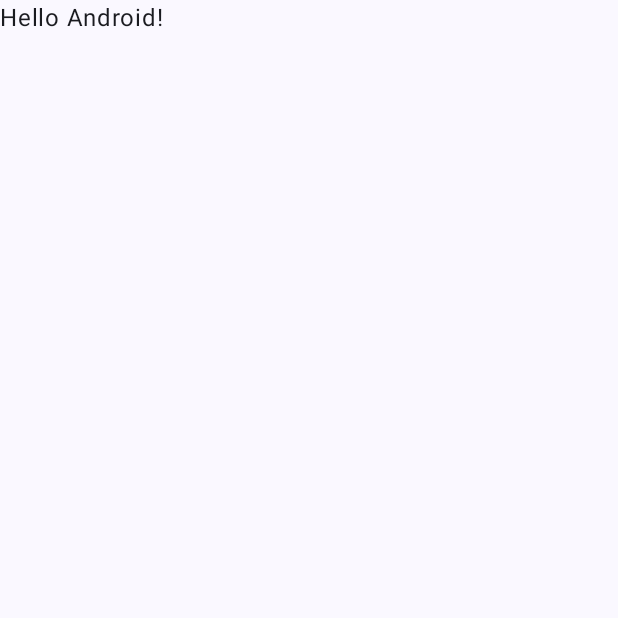
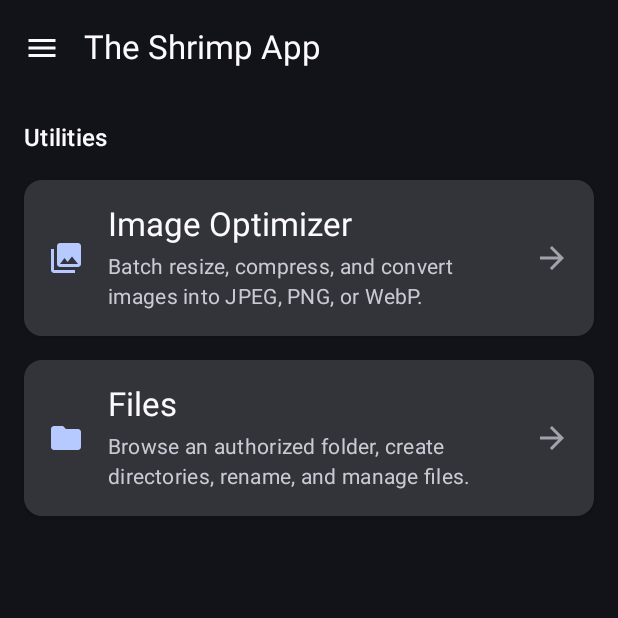
Before and after one commit to Shrimpy1/TheShrimpApp, an Android app built with Jetpack Compose: the screen it shows after launch (MainActivity), on a phone screen of 412 x 824 dp, the top half of it. Before the commit the part shown is almost empty. Run offline under Robolectric (Android 15) with nearby library versions, the phone set to English and light mode, and no system bars; our stand-ins replace Dagger/Hilt's generated code.

Commit message:
us-001: app barebone navigation

```diff
--- a/app/build.gradle.kts
+++ b/app/build.gradle.kts
@@ -40,6 +40,8 @@ dependencies {
     implementation(platform(libs.androidx.compose.bom))
     implementation(libs.androidx.activity.compose)
     implementation(libs.androidx.compose.material3)
+    implementation(libs.androidx.material.icons.core)
+    implementation(libs.androidx.compose.material.icons.extended)
     implementation(libs.androidx.compose.ui)
     implementation(libs.androidx.compose.ui.graphics)
     implementation(libs.androidx.compose.ui.tooling.preview)
--- a/app/src/main/AndroidManifest.xml
+++ b/app/src/main/AndroidManifest.xml
@@ -2,6 +2,7 @@
 <manifest xmlns:android="http://schemas.android.com/apk/res/android">
 
     <application
+        android:name=".TheShrimpApp"
         android:allowBackup="true"
         android:dataExtractionRules="@xml/data_extraction_rules"
         android:fullBackupContent="@xml/backup_rules"
--- a/app/src/main/java/com/example/theshrimpapp/MainActivity.kt
+++ b/app/src/main/java/com/example/theshrimpapp/MainActivity.kt
@@ -4,44 +4,19 @@ import android.os.Bundle
 import androidx.activity.ComponentActivity
 import androidx.activity.compose.setContent
 import androidx.activity.enableEdgeToEdge
-import androidx.compose.foundation.layout.fillMaxSize
-import androidx.compose.foundation.layout.padding
-import androidx.compose.material3.Scaffold
-import androidx.compose.material3.Text
-import androidx.compose.runtime.Composable
-import androidx.compose.ui.Modifier
-import androidx.compose.ui.tooling.preview.Preview
+import com.example.theshrimpapp.core.navigation.ShrimpNavHost
 import com.example.theshrimpapp.ui.theme.TheShrimpAppTheme
+import dagger.hilt.android.AndroidEntryPoint
 
+@AndroidEntryPoint
 class MainActivity : ComponentActivity() {
     override fun onCreate(savedInstanceState: Bundle?) {
         super.onCreate(savedInstanceState)
         enableEdgeToEdge()
         setContent {
             TheShrimpAppTheme {
-                Scaffold(modifier = Modifier.fillMaxSize()) { innerPadding ->
-                    Greeting(
-                        name = "Android",
-                        modifier = Modifier.padding(innerPadding)
-                    )
-                }
+                ShrimpNavHost()
             }
         }
     }
 }
-
-@Composable
-fun Greeting(name: String, modifier: Modifier = Modifier) {
-    Text(
-        text = "Hello $name!",
-        modifier = modifier
-    )
-}
-
-@Preview(showBackground = true)
-@Composable
-fun GreetingPreview() {
-    TheShrimpAppTheme {
-        Greeting("Android")
-    }
-}
--- /dev/null
+++ b/app/src/main/java/com/example/theshrimpapp/TheShrimpApp.kt
@@ -0,0 +1,7 @@
+package com.example.theshrimpapp
+
+import android.app.Application
+import dagger.hilt.android.HiltAndroidApp
+
+@HiltAndroidApp
+class TheShrimpApp : Application()
--- /dev/null
+++ b/app/src/main/java/com/example/theshrimpapp/core/navigation/ShrimpDestinations.kt
@@ -0,0 +1,49 @@
+package com.example.theshrimpapp.core.navigation
+
+import androidx.compose.material.icons.Icons
+import androidx.compose.material.icons.filled.Folder
+import androidx.compose.material.icons.filled.Home
+import androidx.compose.material.icons.filled.PhotoLibrary
+import androidx.compose.material.icons.outlined.Folder
+import androidx.compose.material.icons.outlined.Home
+import androidx.compose.material.icons.outlined.PhotoLibrary
+import androidx.compose.ui.graphics.vector.ImageVector
+
+sealed class ShrimpTopLevelDestination(
+    val route: String,
+    val title: String,
+    val label: String,
+    val selectedIcon: ImageVector,
+    val unselectedIcon: ImageVector,
+) {
+    object Home : ShrimpTopLevelDestination(
+        route = "home",
+        title = "The Shrimp App",
+        label = "Home",
+        selectedIcon = Icons.Filled.Home,
+        unselectedIcon = Icons.Outlined.Home
+    )
+
+    object ImageOptimizer : ShrimpTopLevelDestination(
+        route = "image_optimizer",
+        title = "Image Optimizer",
+        label = "Optimizer",
+        selectedIcon = Icons.Filled.PhotoLibrary,
+        unselectedIcon = Icons.Outlined.PhotoLibrary
+    )
+
+    object Files : ShrimpTopLevelDestination(
+        route = "files",
+        title = "Files",
+        label = "Files",
+        selectedIcon = Icons.Filled.Folder,
+        unselectedIcon = Icons.Outlined.Folder
+    )
+
+    companion object {
+        val ALL: List<ShrimpTopLevelDestination> get() = listOf(Home, ImageOptimizer, Files)
+        const val HOME_ROUTE = "home"
+        const val IMAGE_OPTIMIZER_ROUTE = "image_optimizer"
+        const val FILES_ROUTE = "files"
+    }
+}
--- /dev/null
+++ b/app/src/main/java/com/example/theshrimpapp/core/navigation/ShrimpNavHost.kt
@@ -0,0 +1,135 @@
+package com.example.theshrimpapp.core.navigation
+
+import androidx.compose.foundation.layout.Spacer
+import androidx.compose.foundation.layout.height
+import androidx.compose.foundation.layout.padding
+import androidx.compose.material.icons.Icons
+import androidx.compose.material.icons.filled.Menu
+import androidx.compose.material3.DrawerValue
+import androidx.compose.material3.HorizontalDivider
+import androidx.compose.material3.Icon
+import androidx.compose.material3.IconButton
+import androidx.compose.material3.MaterialTheme
+import androidx.compose.material3.ModalDrawerSheet
+import androidx.compose.material3.ModalNavigationDrawer
+import androidx.compose.material3.NavigationDrawerItem
+import androidx.compose.material3.NavigationDrawerItemDefaults
+import androidx.compose.material3.Scaffold
+import androidx.compose.material3.Text
+import androidx.compose.material3.rememberDrawerState
+import androidx.compose.runtime.Composable
+import androidx.compose.runtime.getValue
+import androidx.compose.runtime.rememberCoroutineScope
+import androidx.compose.ui.Modifier
+import androidx.compose.ui.unit.dp
+import androidx.navigation.NavHostController
+import androidx.navigation.compose.NavHost
+import androidx.navigation.compose.composable
+import androidx.navigation.compose.currentBackStackEntryAsState
+import androidx.navigation.compose.rememberNavController
+import com.example.theshrimpapp.core.ui.ShrimpTopAppBar
+import com.example.theshrimpapp.features.files.ui.FilesScreen
+import com.example.theshrimpapp.features.home.ui.HomeScreen
+import com.example.theshrimpapp.features.imageoptimizer.ui.ImageOptimizerScreen
+import kotlinx.coroutines.launch
+
+@Composable
+fun ShrimpNavHost(
+    modifier: Modifier = Modifier,
+    navController: NavHostController = rememberNavController(),
+    startDestination: String = ShrimpTopLevelDestination.Home.route,
+) {
+    val drawerState = rememberDrawerState(initialValue = DrawerValue.Closed)
+    val scope = rememberCoroutineScope()
+    val navBackStackEntry by navController.currentBackStackEntryAsState()
+    val currentRoute = navBackStackEntry?.destination?.route
+
+    val currentDestination = ShrimpTopLevelDestination.ALL.find { it.route == currentRoute }
+        ?: ShrimpTopLevelDestination.Home
+
+    val onNavigateToDestination: (ShrimpTopLevelDestination) -> Unit = { destination ->
+        scope.launch { drawerState.close() }
+        if (currentRoute != destination.route) {
+            navController.navigate(destination.route) {
+                popUpTo(ShrimpTopLevelDestination.Home.route) {
+                    saveState = true
+                }
+                launchSingleTop = true
+                restoreState = true
+            }
+        }
+    }
+
+    ModalNavigationDrawer(
+        drawerState = drawerState,
+        drawerContent = {
+            ModalDrawerSheet {
+                Spacer(modifier = Modifier.height(16.dp))
+                Text(
+                    text = "The Shrimp App",
+                    style = MaterialTheme.typography.titleLarge,
+                    modifier = Modifier.padding(horizontal = 28.dp, vertical = 12.dp),
+                )
+                HorizontalDivider(modifier = Modifier.padding(vertical = 8.dp))
+
+                ShrimpTopLevelDestination.ALL.forEach { destination ->
+                    val selected = currentRoute == destination.route
+                    NavigationDrawerItem(
+                        icon = {
+                            Icon(
+                                imageVector = if (selected) destination.selectedIcon else destination.unselectedIcon,
+                                contentDescription = destination.label
+                            )
+                        },
+                        label = { Text(text = destination.label) },
+                        selected = selected,
+                        onClick = { onNavigateToDestination(destination) },
+                        modifier = Modifier.padding(NavigationDrawerItemDefaults.ItemPadding)
+                    )
+                }
+            }
+        },
+        modifier = modifier
+    ) {
+        Scaffold(
+            topBar = {
+                ShrimpTopAppBar(
+                    title = currentDestination.title,
+                    navigationIcon = {
+                        IconButton(onClick = { scope.launch { drawerState.open() } }) {
+                            Icon(
+                                imageVector = Icons.Default.Menu,
+                                contentDescription = "Open Navigation Drawer"
+                            )
+                        }
+                    }
+                )
+            }
+        ) { innerPadding ->
+            NavHost(
+                navController = navController,
+                startDestination = startDestination,
+                modifier = Modifier.padding(innerPadding)
+            ) {
+                composable(ShrimpTopLevelDestination.Home.route) {
+                    HomeScreen(
+                        onNavigateToImageOptimizer = {
+                            onNavigateToDestination(ShrimpTopLevelDestination.ImageOptimizer)
+                        },
+                        onNavigateToFiles = {
+                            onNavigateToDestination(ShrimpTopLevelDestination.Files)
+                        }
+                    )
+                }
+
+                composable(ShrimpTopLevelDestination.ImageOptimizer.route) {
+                    ImageOptimizerScreen()
+                }
+
+                composable(ShrimpTopLevelDestination.Files.route) {
+                    FilesScreen()
+                }
+            }
+        }
+    }
+}
--- /dev/null
+++ b/app/src/main/java/com/example/theshrimpapp/core/navigation/ShrimpNavigationBar.kt
@@ -0,0 +1,32 @@
+package com.example.theshrimpapp.core.navigation
+
+import androidx.compose.material3.Icon
+import androidx.compose.material3.NavigationBar
+import androidx.compose.material3.NavigationBarItem
+import androidx.compose.material3.Text
+import androidx.compose.runtime.Composable
+import androidx.compose.ui.Modifier
+
+@Composable
+fun ShrimpNavigationBar(
+    currentRoute: String,
+    onNavigateToDestination: (ShrimpTopLevelDestination) -> Unit,
+    modifier: Modifier = Modifier,
+) {
+    NavigationBar(modifier = modifier) {
+        ShrimpTopLevelDestination.ALL.forEach { destination ->
+            val selected = currentRoute == destination.route
+            NavigationBarItem(
+                selected = selected,
+                onClick = { onNavigateToDestination(destination) },
+                icon = {
+                    Icon(
+                        imageVector = if (selected) destination.selectedIcon else destination.unselectedIcon,
+                        contentDescription = destination.label
+                    )
+                },
+                label = { Text(text = destination.label) }
+            )
+        }
+    }
+}
--- /dev/null
+++ b/app/src/main/java/com/example/theshrimpapp/core/ui/ShrimpTopAppBar.kt
@@ -0,0 +1,32 @@
+package com.example.theshrimpapp.core.ui
+
+import androidx.compose.material3.ExperimentalMaterial3Api
+import androidx.compose.material3.MaterialTheme
+import androidx.compose.material3.Text
+import androidx.compose.material3.TopAppBar
+import androidx.compose.material3.TopAppBarColors
+import androidx.compose.material3.TopAppBarDefaults
+import androidx.compose.runtime.Composable
+import androidx.compose.ui.Modifier
+import androidx.compose.ui.graphics.Color
+
+@OptIn(ExperimentalMaterial3Api::class)
+@Composable
+fun ShrimpTopAppBar(
+    title: String,
+    modifier: Modifier = Modifier,
+    navigationIcon: @Composable () -> Unit = {},
+    actions: @Composable () -> Unit = {},
+    colors: TopAppBarColors = TopAppBarDefaults.topAppBarColors(
+        containerColor = Color.Transparent,
+        titleContentColor = MaterialTheme.colorScheme.onSurface,
+    ),
+) {
+    TopAppBar(
+        title = { Text(text = title) },
+        navigationIcon = navigationIcon,
+        actions = { actions() },
+        colors = colors,
+        modifier = modifier,
+    )
+}
--- /dev/null
+++ b/app/src/main/java/com/example/theshrimpapp/features/files/ui/FilesScreen.kt
@@ -0,0 +1,24 @@
+package com.example.theshrimpapp.features.files.ui
+
+import androidx.compose.foundation.layout.Box
+import androidx.compose.foundation.layout.fillMaxSize
+import androidx.compose.material3.MaterialTheme
+import androidx.compose.material3.Text
+import androidx.compose.runtime.Composable
+import androidx.compose.ui.Alignment
+import androidx.compose.ui.Modifier
+
+@Composable
+fun FilesScreen(
+    modifier: Modifier = Modifier,
+) {
+    Box(
+        modifier = modifier.fillMaxSize(),
+        contentAlignment = Alignment.Center,
+    ) {
+        Text(
+            text = "Files Screen",
+            style = MaterialTheme.typography.bodyLarge,
+        )
+    }
+}
--- /dev/null
+++ b/app/src/main/java/com/example/theshrimpapp/features/home/ui/HomeScreen.kt
@@ -0,0 +1,114 @@
+package com.example.theshrimpapp.features.home.ui
+
+import androidx.compose.foundation.clickable
+import androidx.compose.foundation.layout.Arrangement
+import androidx.compose.foundation.layout.Column
+import androidx.compose.foundation.layout.Row
+import androidx.compose.foundation.layout.Spacer
+import androidx.compose.foundation.layout.fillMaxSize
+import androidx.compose.foundation.layout.fillMaxWidth
+import androidx.compose.foundation.layout.height
+import androidx.compose.foundation.layout.padding
+import androidx.compose.foundation.layout.width
+import androidx.compose.material.icons.Icons
+import androidx.compose.material.icons.automirrored.filled.ArrowForward
+import androidx.compose.material.icons.filled.Folder
+import androidx.compose.material.icons.filled.PhotoLibrary
+import androidx.compose.material3.Card
+import androidx.compose.material3.CardDefaults
+import androidx.compose.material3.Icon
+import androidx.compose.material3.MaterialTheme
+import androidx.compose.material3.Text
+import androidx.compose.runtime.Composable
+import androidx.compose.ui.Alignment
+import androidx.compose.ui.Modifier
+import androidx.compose.ui.graphics.vector.ImageVector
+import androidx.compose.ui.unit.dp
+
+@Composable
+fun HomeScreen(
+    modifier: Modifier = Modifier,
+    onNavigateToImageOptimizer: () -> Unit = {},
+    onNavigateToFiles: () -> Unit = {},
+) {
+    Column(
+        modifier = modifier
+            .fillMaxSize()
+            .padding(16.dp),
+        verticalArrangement = Arrangement.spacedBy(16.dp),
+    ) {
+        Text(
+            text = "Utilities",
+            style = MaterialTheme.typography.titleMedium,
+            color = MaterialTheme.colorScheme.onSurface,
+        )
+
+        UtilityCard(
+            title = "Image Optimizer",
+            description = "Batch resize, compress, and convert images into JPEG, PNG, or WebP.",
+            icon = Icons.Default.PhotoLibrary,
+            onClick = onNavigateToImageOptimizer,
+        )
+
+        UtilityCard(
+            title = "Files",
+            description = "Browse an authorized folder, create directories, rename, and manage files.",
+            icon = Icons.Default.Folder,
+            onClick = onNavigateToFiles,
+        )
+    }
+}
+
+@Composable
+private fun UtilityCard(
+    title: String,
+    description: String,
+    icon: ImageVector,
+    onClick: () -> Unit,
+    modifier: Modifier = Modifier,
+) {
+    Card(
+        modifier = modifier
+            .fillMaxWidth()
+            .clickable(onClick = onClick),
+        elevation = CardDefaults.cardElevation(defaultElevation = 2.dp),
+    ) {
+        Row(
+            modifier = Modifier
+                .fillMaxWidth()
+                .padding(16.dp),
+            verticalAlignment = Alignment.CenterVertically,
+        ) {
+            Icon(
+                imageVector = icon,
+                contentDescription = null,
+                tint = MaterialTheme.colorScheme.primary,
+            )
+
+            Spacer(modifier = Modifier.width(16.dp))
+
+            Column(
+                modifier = Modifier.weight(1f),
+            ) {
+                Text(
+                    text = title,
+                    style = MaterialTheme.typography.titleLarge,
+                )
+                Spacer(modifier = Modifier.height(4.dp))
+                Text(
+                    text = description,
+                    style = MaterialTheme.typography.bodyMedium,
+                    color = MaterialTheme.colorScheme.onSurfaceVariant,
+                )
+            }
+
+            Spacer(modifier = Modifier.width(8.dp))
+
+            Icon(
+                imageVector = Icons.AutoMirrored.Filled.ArrowForward,
+                contentDescription = null,
+                tint = MaterialTheme.colorScheme.outline,
+            )
+        }
+    }
+}
--- /dev/null
+++ b/app/src/main/java/com/example/theshrimpapp/features/imageoptimizer/ui/ImageOptimizerScreen.kt
@@ -0,0 +1,24 @@
+package com.example.theshrimpapp.features.imageoptimizer.ui
+
+import androidx.compose.foundation.layout.Box
+import androidx.compose.foundation.layout.fillMaxSize
+import androidx.compose.material3.MaterialTheme
+import androidx.compose.material3.Text
+import androidx.compose.runtime.Composable
+import androidx.compose.ui.Alignment
+import androidx.compose.ui.Modifier
+
+@Composable
+fun ImageOptimizerScreen(
+    modifier: Modifier = Modifier,
+) {
+    Box(
+        modifier = modifier.fillMaxSize(),
+        contentAlignment = Alignment.Center,
+    ) {
+        Text(
+            text = "Image Optimizer Screen",
+            style = MaterialTheme.typography.bodyLarge,
+        )
+    }
+}
--- a/app/src/main/java/com/example/theshrimpapp/ui/theme/Theme.kt
+++ b/app/src/main/java/com/example/theshrimpapp/ui/theme/Theme.kt
@@ -1,8 +1,6 @@
 package com.example.theshrimpapp.ui.theme
 
-import android.app.Activity
 import android.os.Build
-import androidx.compose.foundation.isSystemInDarkTheme
 import androidx.compose.material3.MaterialTheme
 import androidx.compose.material3.darkColorScheme
 import androidx.compose.material3.dynamicDarkColorScheme
@@ -35,7 +33,7 @@ private val LightColorScheme = lightColorScheme(
 
 @Composable
 fun TheShrimpAppTheme(
-    darkTheme: Boolean = isSystemInDarkTheme(),
+    darkTheme: Boolean = true,
     // Dynamic color is available on Android 12+
     dynamicColor: Boolean = true,
     content: @Composable () -> Unit
--- a/gradle/libs.versions.toml
+++ b/gradle/libs.versions.toml
@@ -14,7 +14,9 @@ hiltNavigationCompose = "1.4.0"
 ksp = "2.0.21-1.0.28"
 
 [libraries]
+androidx-compose-material-icons-extended = { module = "androidx.compose.material:material-icons-extended" }
 androidx-core-ktx = { group = "androidx.core", name = "core-ktx", version.ref = "coreKtx" }
+androidx-material-icons-core = { module = "androidx.compose.material:material-icons-core" }
 junit = { group = "junit", name = "junit", version.ref = "junit" }
 androidx-junit = { group = "androidx.test.ext", name = "junit", version.ref = "junitVersion" }
 androidx-espresso-core = { group = "androidx.test.espresso", name = "espresso-core", version.ref = "espressoCore" }
@@ -30,6 +32,7 @@ androidx-compose-ui-tooling-preview = { group = "androidx.compose.ui", name = "u
 androidx-compose-ui-test-manifest = { group = "androidx.compose.ui", name = "ui-test-manifest" }
 androidx-compose-ui-test-junit4 = { group = "androidx.compose.ui", name = "ui-test-junit4" }
 androidx-compose-material3 = { group = "androidx.compose.material3", name = "material3" }
+androidx-compose-material-icons-core = { group = "androidx.compose.material", name = "material-icons-core" }
 androidx-navigation-compose = { group = "androidx.navigation", name = "navigation-compose", version.ref = "navigationCompose" }
 hilt-android = { group = "com.google.dagger", name = "hilt-android", version.ref = "hilt" }
 hilt-compiler = { group = "com.google.dagger", name = "hilt-compiler", version.ref = "hilt" }
```
Also changed, not shown: 2 other files.
